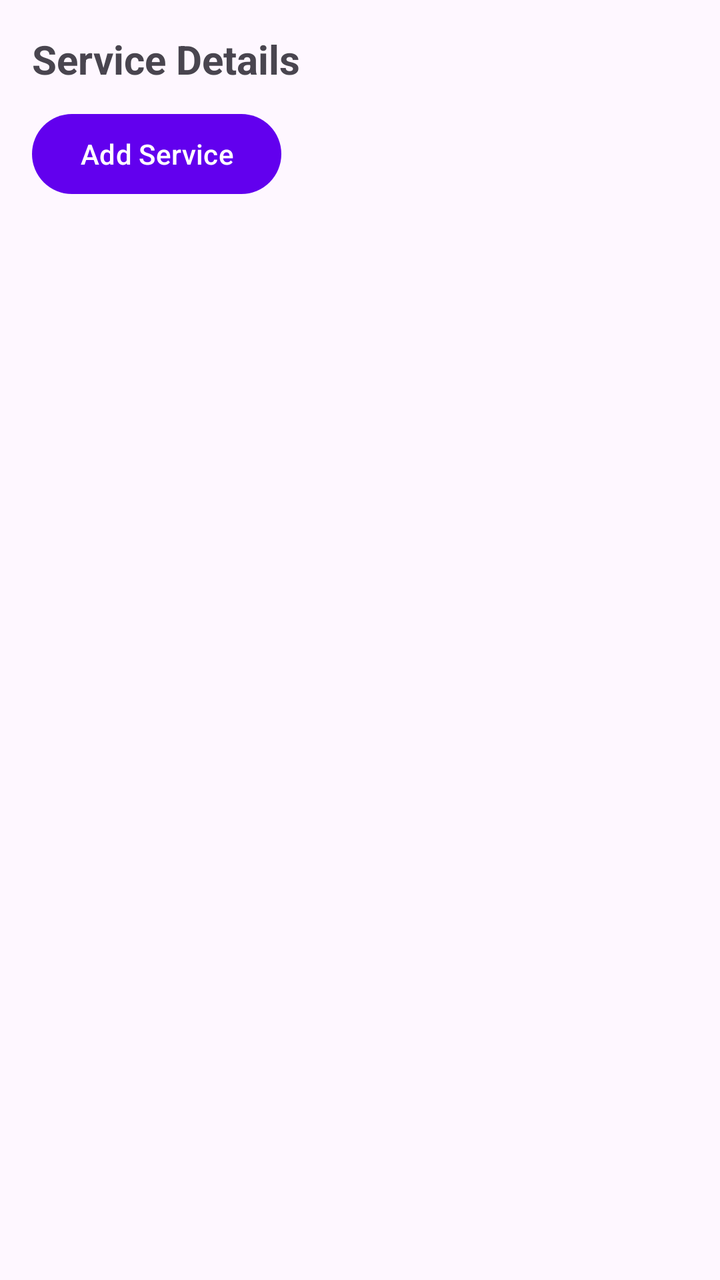
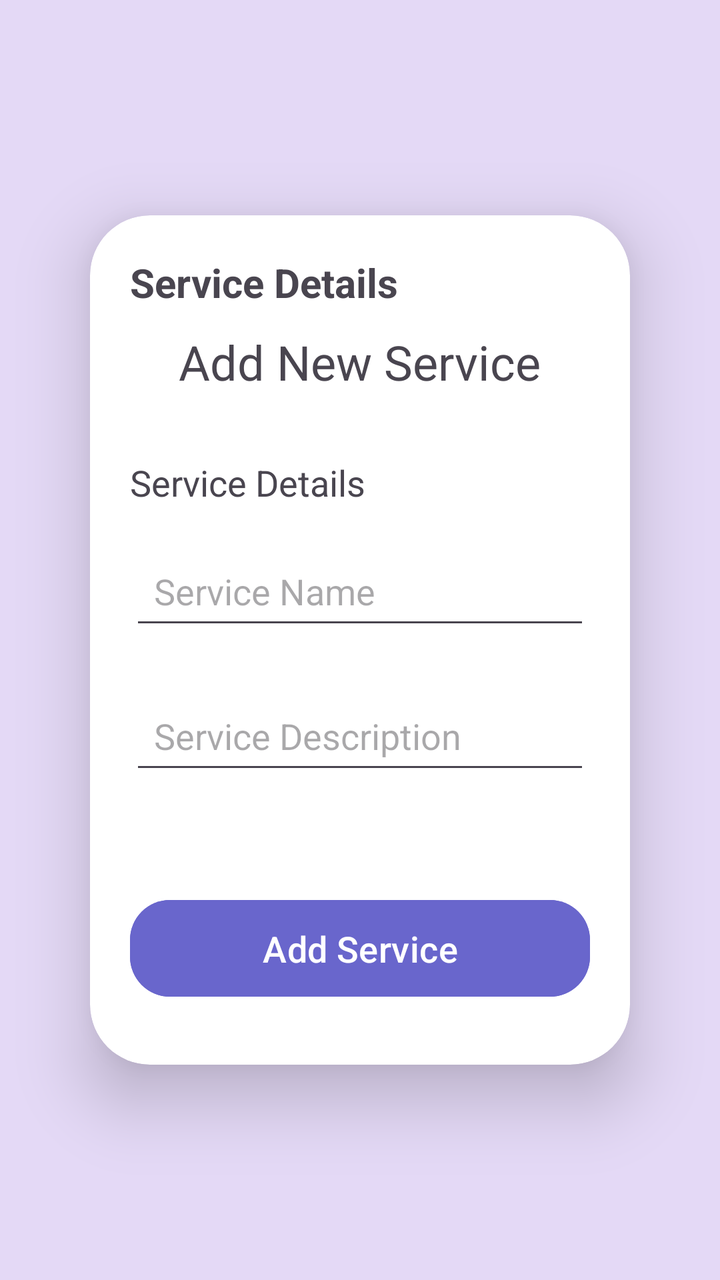

An Android layout rendered at two revisions. The XML below is the earlier revision; the diff shows what the commit changed to produce the second picture.
<!-- AndroidManifest.xml: application theme Theme.RealtimeDB -->
<!-- res/layout/activity_add.xml -->
<?xml version="1.0" encoding="utf-8"?>
<LinearLayout
    xmlns:android="http://schemas.android.com/apk/res/android"
    android:layout_width="match_parent"
    android:layout_height="wrap_content"
    android:orientation="vertical"
    android:padding="16dp">


    <TextView
        android:layout_width="match_parent"
        android:layout_height="wrap_content"
        android:text="Service Details"
        android:textSize="20dp"
        android:textStyle="bold"
        android:layout_marginBottom="10dp">
    </TextView>

    <Button
        android:id="@+id/addCardButton"
        android:layout_width="wrap_content"
        android:layout_height="wrap_content"
        android:text="Add Service" />

    <androidx.recyclerview.widget.RecyclerView
        android:id="@+id/recyclerView"
        android:layout_width="match_parent"
        android:layout_height="wrap_content"
        android:layout_marginTop="10dp"/>
</LinearLayout>
<!-- resources referenced by this layout -->
<resources>
  <style name="Theme.RealtimeDB" parent="Base.Theme.RealtimeDB" />
  <style name="Base.Theme.RealtimeDB" parent="Theme.Material3.DayNight.NoActionBar">
          
          <item name="colorPrimary">@color/colorPrimary</item>
          <item name="colorPrimaryVariant">@color/colorPrimaryDark</item>
          <item name="colorOnPrimary">@color/white</item>
          
          <item name="colorSecondary">@color/colorAccent</item>
          <item name="colorOnSecondary">@color/black</item>
          
          <item name="android:statusBarColor">?attr/colorPrimaryVariant</item>
      </style>
  <color name="colorPrimary">#6200EE</color>
  <color name="colorPrimaryDark">#3700B3</color>
  <color name="white">#FFFFFFFF</color>
  <color name="colorAccent">#03DAC5</color>
  <color name="black">#FF000000</color>
</resources>

<!-- the commit's change to res/layout/activity_add.xml (unified diff, before → after) -->
@@ -1,30 +1,94 @@
 <?xml version="1.0" encoding="utf-8"?>
 <LinearLayout
     xmlns:android="http://schemas.android.com/apk/res/android"
+    xmlns:app="http://schemas.android.com/apk/res-auto"
+    xmlns:tools="http://schemas.android.com/tools"
     android:layout_width="match_parent"
-    android:layout_height="wrap_content"
+    android:layout_height="match_parent"
     android:orientation="vertical"
-    android:padding="16dp">
+    android:background="#E4D9F6"
+    android:gravity="center"
+    tools:context=".AddActivity">
+
+    <androidx.cardview.widget.CardView
+        android:layout_width="270dp"
+        android:layout_height="wrap_content"
+        android:elevation="8dp"
+        android:layout_margin="30dp"
+        app:cardCornerRadius="30dp"
+        app:cardElevation="20dp">
 
 
-    <TextView
-        android:layout_width="match_parent"
-        android:layout_height="wrap_content"
-        android:text="Service Details"
-        android:textSize="20dp"
-        android:textStyle="bold"
-        android:layout_marginBottom="10dp">
-    </TextView>
+        <LinearLayout
+            android:orientation="vertical"
+            android:layout_width="match_parent"
+            android:padding="20dp"
+            android:layout_height="wrap_content">
 
-    <Button
-        android:id="@+id/addCardButton"
-        android:layout_width="wrap_content"
-        android:layout_height="wrap_content"
-        android:text="Add Service" />
+            <TextView
+                android:layout_width="match_parent"
+                android:layout_height="wrap_content"
+                android:text="Service Details"
+                android:textSize="20dp"
+                android:textStyle="bold"
+                android:layout_marginBottom="10dp">
+            </TextView>
 
-    <androidx.recyclerview.widget.RecyclerView
-        android:id="@+id/recyclerView"
-        android:layout_width="match_parent"
-        android:layout_height="wrap_content"
-        android:layout_marginTop="10dp"/>
+            
+            <TextView
+                android:layout_width="wrap_content"
+                android:layout_height="wrap_content"
+                android:text="Add New Service"
+                android:textSize="24sp"
+                android:layout_marginBottom="16dp"
+                android:layout_gravity="center_horizontal"
+                android:paddingBottom="16dp" />
+
+            
+            <TextView
+                android:layout_width="wrap_content"
+                android:layout_height="wrap_content"
+                android:text="Service Details"
+                android:textSize="18sp"
+                android:layout_marginBottom="10dp"
+                android:paddingBottom="8dp" />
+
+            
+            <EditText
+                android:id="@+id/serviceNameInput"
+                android:layout_width="match_parent"
+                android:layout_height="wrap_content"
+                android:hint="Service Name"
+                android:padding="12dp"
+                android:layout_marginBottom="24dp"/>
+
+            <EditText
+                android:id="@+id/serviceNameDescription"
+                android:layout_width="match_parent"
+                android:layout_height="wrap_content"
+                android:hint="Service Description"
+                android:padding="12dp"
+                android:layout_marginBottom="24dp"/>
+
+            
+            <Button
+                android:id="@+id/addCardButton"
+                android:layout_width="match_parent"
+                android:layout_height="wrap_content"
+                android:text="Add Service"
+                style="@style/ButtonStyle"
+                android:padding="12dp"/>
+
+
+            <androidx.recyclerview.widget.RecyclerView
+                android:id="@+id/recyclerView"
+                android:layout_width="match_parent"
+                android:layout_height="wrap_content"
+                android:layout_marginTop="10dp"/>
+
+
+        </LinearLayout>
+
+    </androidx.cardview.widget.CardView>
+
 </LinearLayout>
<!-- resource entries referenced after the edit -->
@@ -1,6 +1,15 @@
 <!-- resources referenced by this layout -->
 <resources>
+  <style name="ButtonStyle">
+          <item name="android:backgroundTint">@color/lavender</item>
+          <item name="android:layout_marginTop">30dp</item>
+          <item name="android:layout_width">match_parent</item>
+          <item name="android:layout_height">60dp</item>
+          <item name="android:textSize">18sp</item>
+          <item name="cornerRadius">20dp</item>
+      </style>
   <style name="Theme.RealtimeDB" parent="Base.Theme.RealtimeDB" />
+  <color name="lavender">#6966CC</color>
   <style name="Base.Theme.RealtimeDB" parent="Theme.Material3.DayNight.NoActionBar">
           
           <item name="colorPrimary">@color/colorPrimary</item>
